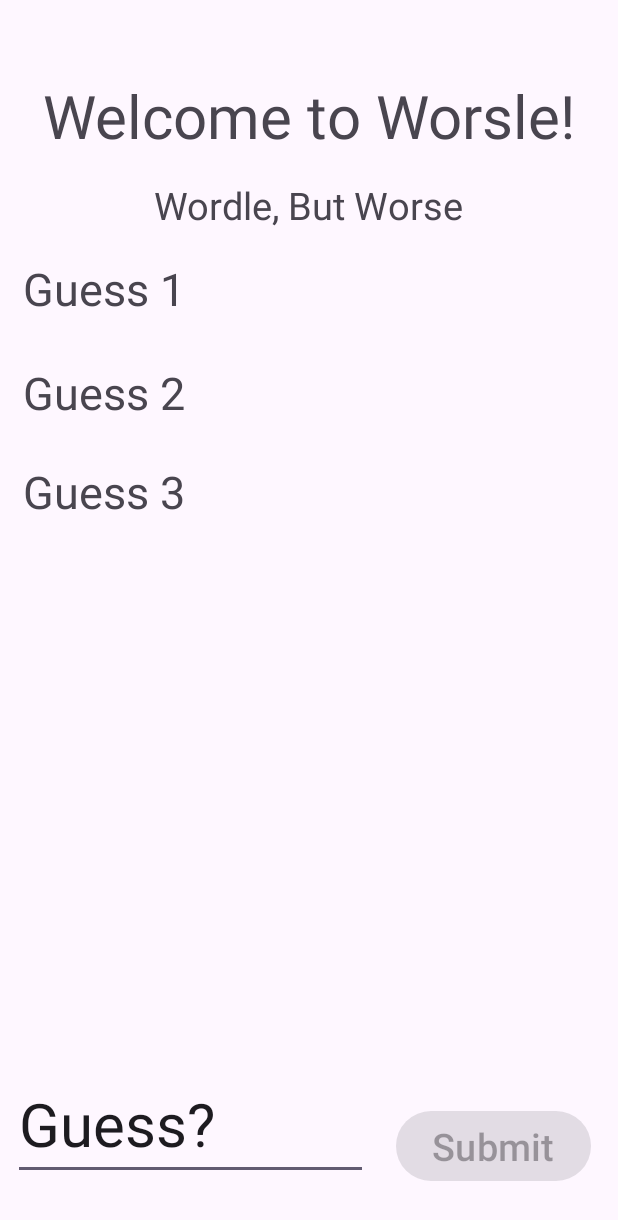
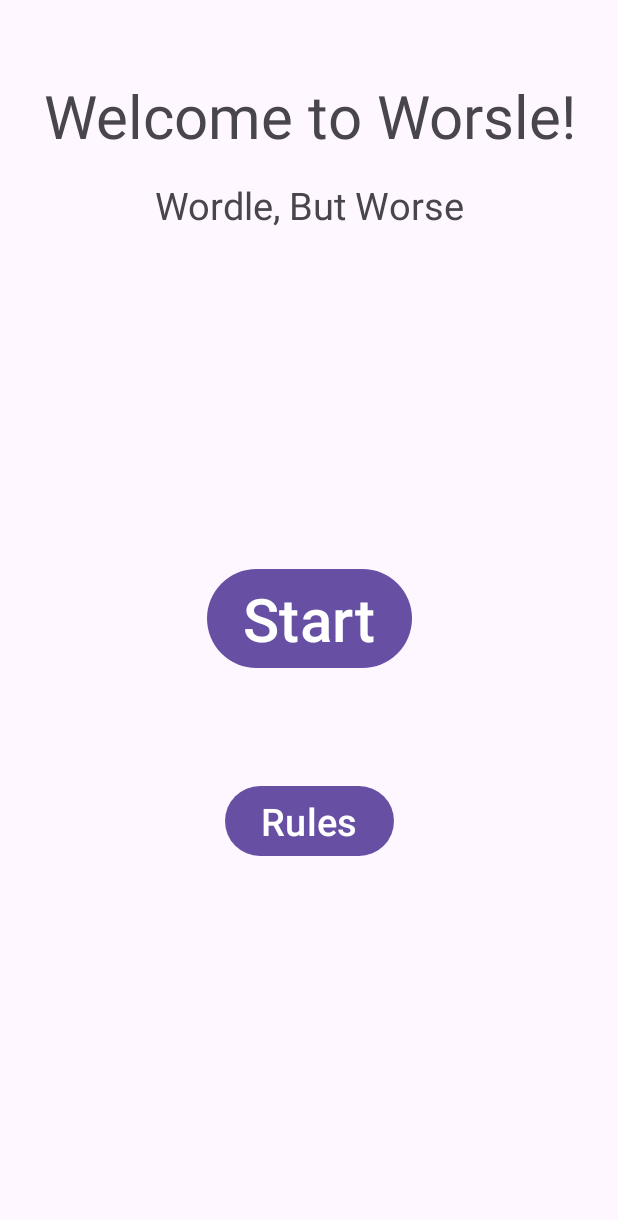
Before and after one commit to AKolari/Codepath-Wordle, an Android app: the screen it shows after launch (MainActivity before the commit, StartUp after it), on a phone screen of 412 x 824 dp. Shown: the top 1220 px of the screen. Run offline under Robolectric (Android 15) with nearby library versions, the phone set to English and light mode, and no system bars.

Commit message:
Complete overhaul. Implements intents for switching between multiple pages. User submits their answer by pressing the enter key. Four guesses. Restart from a final screen reporting a win or a loss

```diff
--- /dev/null
+++ b/app/src/main/java/com/example/codepathwordle/StartUp.kt
@@ -0,0 +1,78 @@
+package com.example.codepathwordle
+
+import android.content.Intent
+import android.os.Bundle
+import android.os.Vibrator
+import android.view.View
+import android.widget.Button
+import android.widget.EditText
+import android.widget.TextView
+import androidx.appcompat.app.AppCompatActivity
+import androidx.core.view.isInvisible
+import androidx.core.view.isVisible
+
+class StartUp : AppCompatActivity() {
+
+
+
+    override fun onCreate(savedInstanceState: Bundle?) {
+        super.onCreate(savedInstanceState)
+        setContentView(R.layout.activity_home)
+        val startButton = findViewById<Button>(R.id.buttonStart)
+        val rulesButton = findViewById<Button>(R.id.buttonRules)
+        val allTextViews= arrayOf(findViewById<TextView>(R.id.h1), findViewById<TextView>(R.id.h2),
+            findViewById<TextView>(R.id.textView), findViewById<TextView>(R.id.textView2), findViewById<TextView>(R.id.textView3))
+        var showRules=false
+
+
+
+
+
+        startButton.setOnClickListener{
+            val startIntent= Intent(this, MainActivity::class.java )
+            startActivity(startIntent)
+            finish()
+
+
+        }
+
+        rulesButton.setOnClickListener{
+            if(showRules){
+                showRules=false
+                allTextViews[1].isVisible=true;
+                allTextViews[0].text= "Wordle, But Worse "
+                allTextViews[2].isInvisible=true
+                allTextViews[3].isInvisible=true
+                allTextViews[4].isInvisible=true
+                startButton.isVisible=true
+                rulesButton.setText("Rules")
+
+            }
+            else{
+                showRules=true
+                allTextViews[1].isInvisible=true;
+                allTextViews[0].text= "Guess a Four Letter Word"
+                allTextViews[2].isVisible=true
+                allTextViews[3].isVisible=true
+                allTextViews[4].isVisible=true
+                startButton.isInvisible=true
+                rulesButton.setText("Go Back")
+            }
+
+
+        }
+
+
+
+
+
+
+
+
+    }
+
+
+
+
+
+}
--- /dev/null
+++ b/app/src/main/res/layout/activity_home.xml
@@ -0,0 +1,106 @@
+<?xml version="1.0" encoding="utf-8"?>
+<androidx.constraintlayout.widget.ConstraintLayout xmlns:android="http://schemas.android.com/apk/res/android"
+    xmlns:app="http://schemas.android.com/apk/res-auto"
+
+    xmlns:tools="http://schemas.android.com/tools"
+    android:layout_width="match_parent"
+    android:layout_height="match_parent">
+
+
+
+    <TextView
+        android:id="@+id/h1"
+        android:layout_width="wrap_content"
+        android:layout_height="wrap_content"
+        android:layout_marginTop="50dp"
+        android:text="Welcome to Worsle!"
+        android:textSize="40sp"
+        android:gravity="center"
+
+        app:layout_constraintEnd_toEndOf="parent"
+        app:layout_constraintStart_toStartOf="parent"
+        app:layout_constraintTop_toTopOf="parent" />
+
+    <TextView
+        android:id="@+id/h2"
+        android:layout_width="wrap_content"
+        android:layout_height="wrap_content"
+        android:layout_marginTop="15dp"
+        android:text="Wordle, But Worse"
+        android:textSize="25sp"
+        app:layout_constraintEnd_toEndOf="parent"
+        app:layout_constraintHorizontal_bias="0.5"
+        app:layout_constraintStart_toStartOf="parent"
+        app:layout_constraintTop_toBottomOf="@+id/h1" />
+
+    <Button
+        android:id="@+id/buttonStart"
+        android:layout_width="wrap_content"
+        android:layout_height="wrap_content"
+        android:text="Start"
+        android:textSize="40sp"
+        app:layout_constraintBottom_toBottomOf="parent"
+        app:layout_constraintEnd_toEndOf="parent"
+        app:layout_constraintStart_toStartOf="parent"
+        app:layout_constraintTop_toTopOf="parent" />
+
+    <Button
+        android:id="@+id/buttonRules"
+        android:layout_width="wrap_content"
+        android:layout_height="wrap_content"
+        android:text="Rules"
+        android:textSize="25sp"
+        app:layout_constraintBottom_toBottomOf="parent"
+        app:layout_constraintEnd_toEndOf="parent"
+        app:layout_constraintStart_toStartOf="parent"
+        app:layout_constraintTop_toBottomOf="@+id/buttonStart"
+        app:layout_constraintVertical_bias="0.221" />
+
+    <TextView
+        android:id="@+id/textView"
+        android:layout_width="match_parent"
+        android:layout_height="wrap_content"
+        android:text="RED: You're letter is wrong"
+        android:textSize="25sp"
+        android:layout_marginHorizontal="10dp"
+        android:gravity="center"
+        android:textColor="@color/red"
+        android:visibility="invisible"
+        app:layout_constraintBottom_toTopOf="@+id/buttonRules"
+        app:layout_constraintEnd_toEndOf="parent"
+        app:layout_constraintHorizontal_bias="0.498"
+        app:layout_constraintStart_toStartOf="parent"
+        app:layout_constraintTop_toTopOf="parent"
+        app:layout_constraintVertical_bias="0.342" />
+
+    <TextView
+        android:id="@+id/textView2"
+        android:layout_width="match_parent"
+        android:layout_height="wrap_content"
+        android:text="BLUE: You're letter is right, but in the wrong spot"
+        android:textSize="25sp"
+        android:gravity="center"
+        android:textColor="@color/blue"
+        android:layout_marginHorizontal="10dp"
+        android:visibility="invisible"
+        app:layout_constraintBottom_toTopOf="@+id/textView3"
+        app:layout_constraintEnd_toEndOf="parent"
+        app:layout_constraintStart_toStartOf="parent"
+        app:layout_constraintTop_toBottomOf="@+id/textView" />
+
+    <TextView
+        android:id="@+id/textView3"
+        android:layout_width="match_parent"
+        android:layout_height="wrap_content"
+        android:text="GREEN: You're letter is in the right place"
+        android:textColor="@color/green"
+        android:textSize="25sp"
+        android:gravity="center"
+        android:layout_marginHorizontal="10dp"
+        android:visibility="invisible"
+        app:layout_constraintBottom_toBottomOf="parent"
+        app:layout_constraintEnd_toEndOf="parent"
+        app:layout_constraintStart_toStartOf="parent"
+        app:layout_constraintTop_toTopOf="parent" />
+
+</androidx.constraintlayout.widget.ConstraintLayout>
--- a/app/src/main/res/values/colors.xml
+++ b/app/src/main/res/values/colors.xml
@@ -2,4 +2,8 @@
 <resources>
     <color name="black">#FF000000</color>
     <color name="white">#FFFFFFFF</color>
+    <color name="red">#FB0000</color>
+    <color name="blue">#0000FF</color>
+    <color name="green">#00FF00</color>
+
 </resources>
```
Also changed, not shown: app/src/main/AndroidManifest.xml (+16 -0 lines), app/src/main/java/com/example/codepathwordle/MainActivity.kt (+158 -44 lines), app/src/main/java/com/example/codepathwordle/PopUpActivity.kt (added, +60 -0 lines), app/src/main/res/drawable/standard_border.xml (added, +21 -0 lines), app/src/main/res/layout/activity_main.xml (+78 -56 lines), app/src/main/res/layout/activity_pop_up.xml (added, +46 -0 lines).
